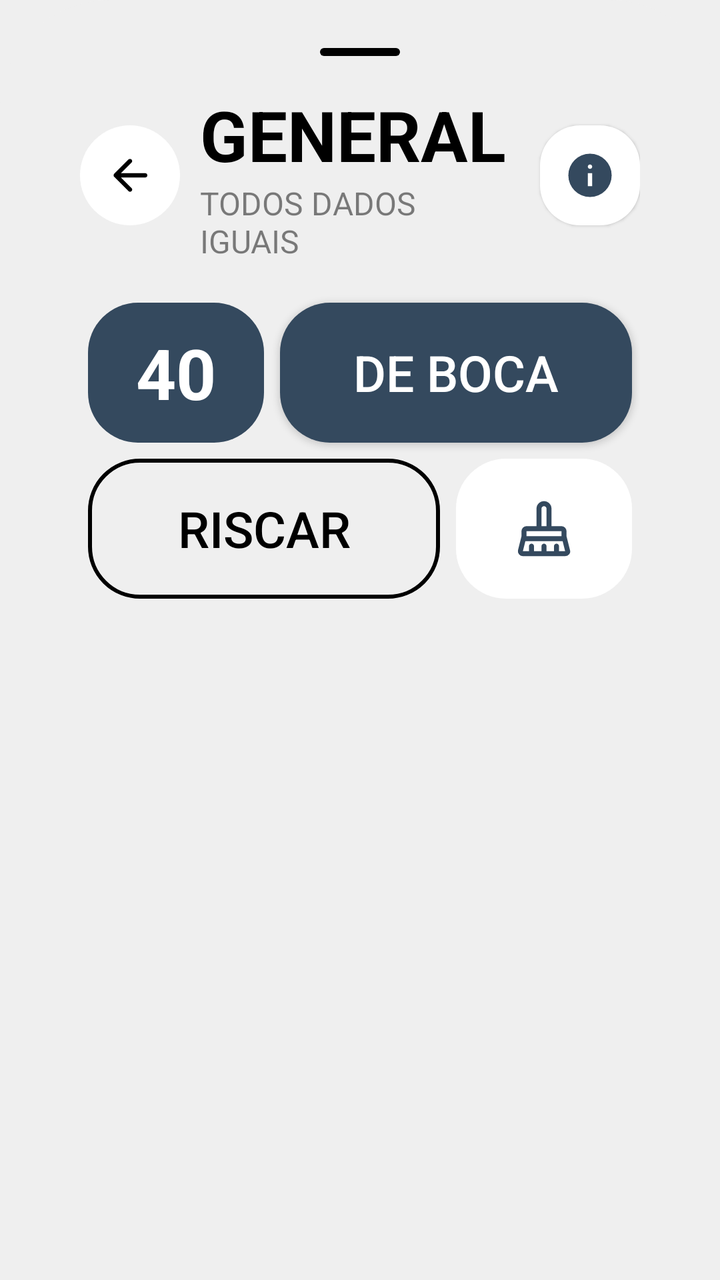
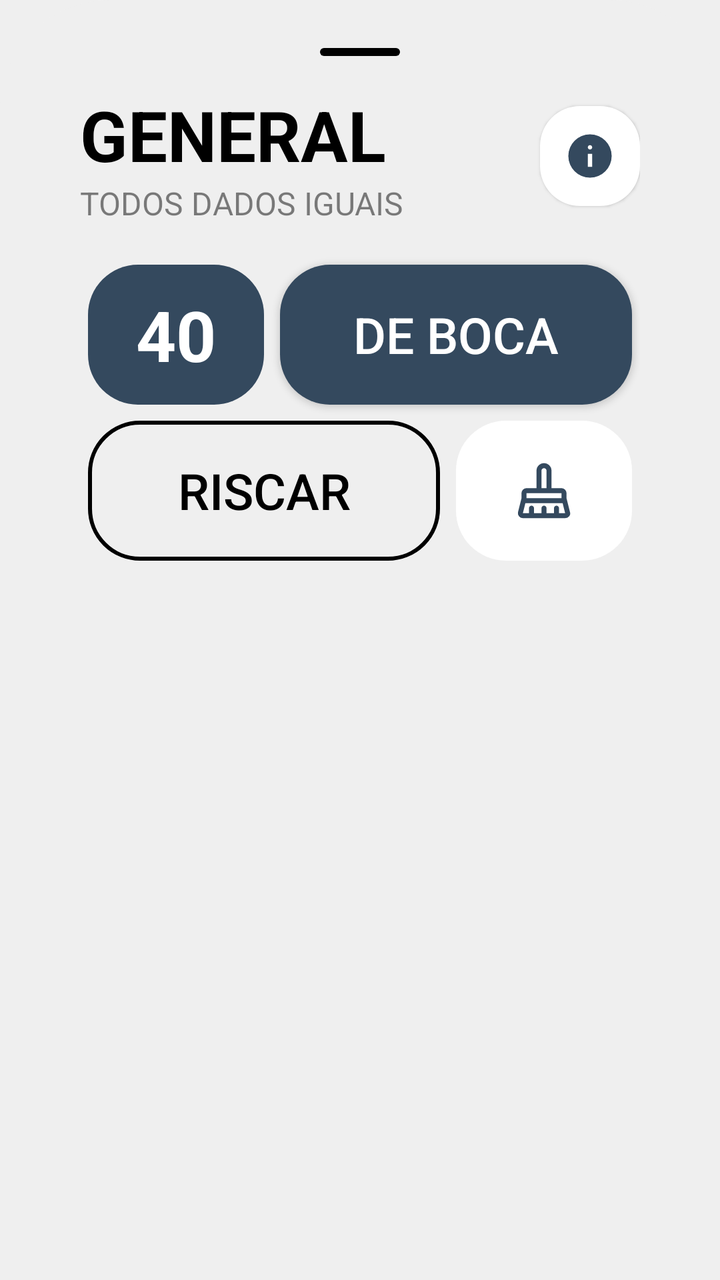

Compare the two renders of this Android layout. The source of the first and the diff that turns it into the second are given below.
<!-- AndroidManifest.xml: application theme Base.Theme.KingOfBozo.Standard -->
<!-- res/layout/box_general.xml -->
<?xml version="1.0" encoding="utf-8"?>
<LinearLayout xmlns:android="http://schemas.android.com/apk/res/android"
    xmlns:app="http://schemas.android.com/apk/res-auto"
    xmlns:tools="http://schemas.android.com/tools"
    android:id="@+id/numbers_points"
    android:layout_width="match_parent"
    android:layout_height="wrap_content"
    android:backgroundTint="?attr/customBackground"
    android:background="@drawable/bottom_sheet_background"
    android:orientation="vertical"
    android:padding="24dp">

    <ImageView
        android:layout_width="40dp"
        android:layout_height="4dp"
        android:layout_gravity="center_horizontal"
        android:layout_marginBottom="16dp"
        app:tint="?attr/textFillColor"
        android:src="@drawable/background_card_dark" />


    <LinearLayout
        android:id="@+id/action_bar"
        android:layout_width="match_parent"
        android:layout_height="wrap_content"
        android:paddingHorizontal="16dp"
        android:gravity="center"
        tools:ignore="MissingConstraints">

        <ImageView
            android:id="@+id/button_cancel"
            android:layout_width="50dp"
            android:layout_height="50dp"
            android:backgroundTint="?attr/cardBackgroundColor"
            android:background="@drawable/background_circle_yellow"
            android:padding="12dp"
            android:layout_marginRight="10dp"
            app:tint="?attr/textFillColor"
            android:src="@drawable/ic_arrow_back"
            tools:ignore="ContentDescription" />

        <LinearLayout
            android:layout_width="wrap_content"
            android:layout_height="wrap_content"
            android:orientation="vertical"
            android:layout_weight="1"
            app:layout_constraintStart_toEndOf="@+id/button_back">



            <TextView
                android:id="@+id/scoring_title"
                android:layout_width="wrap_content"
                android:layout_height="wrap_content"
                android:text="GENERAL"
                android:textColor="?attr/textFillColor"
                android:textSize="35sp"
                android:textStyle="bold" />
            <TextView
                android:layout_width="wrap_content"
                android:layout_height="wrap_content"
                android:text="TODOS DADOS IGUAIS"
                android:alpha="0.5"
                android:textColor="?attr/textFillColor"
                android:textSize="16sp" />

        </LinearLayout>

        <ImageView
            android:id="@+id/button_info"
            android:layout_width="50dp"
            android:layout_height="50dp"
            android:backgroundTint="?attr/cardBackgroundColor"
            android:background="@drawable/background_card_de_boca"
            android:padding="12dp"
            android:layout_marginStart="15dp"
            app:tint="?attr/colorPrimary"
            android:src="@drawable/ic_info"
            android:elevation="1dp"
            tools:ignore="ContentDescription" />

    </LinearLayout>

    <LinearLayout
        android:id="@+id/info_dados"
        android:layout_width="match_parent"
        android:layout_height="wrap_content"
        android:paddingHorizontal="16dp"
        android:paddingTop="16dp"
        android:visibility="gone"
        android:gravity="center_horizontal">

        <ImageView
            android:layout_height="50dp"
            android:layout_width="50dp"
            android:backgroundTint="?attr/cardBackgroundColor"
            android:background="@drawable/background_card_de_boca"
            android:src="@drawable/ic_dice_3"
            app:tint="?attr/colorPrimary"
            android:elevation="2dp"
            android:layout_margin="4dp"/>

        <ImageView
            android:layout_height="50dp"
            android:layout_width="50dp"
            android:backgroundTint="?attr/cardBackgroundColor"
            android:background="@drawable/background_card_de_boca"
            android:src="@drawable/ic_dice_3"
            app:tint="?attr/colorPrimary"
            android:elevation="2dp"
            android:layout_margin="4dp"/>

        <ImageView
            android:layout_height="50dp"
            android:layout_width="50dp"
            android:backgroundTint="?attr/cardBackgroundColor"
            android:background="@drawable/background_card_de_boca"
            android:src="@drawable/ic_dice_3"
            app:tint="?attr/colorPrimary"
            android:elevation="2dp"
            android:layout_margin="4dp"/>

        <ImageView
            android:layout_height="50dp"
            android:layout_width="50dp"
            android:backgroundTint="?attr/cardBackgroundColor"
            android:background="@drawable/background_card_de_boca"
            android:src="@drawable/ic_dice_3"
            app:tint="?attr/colorPrimary"
            android:elevation="2dp"
            android:layout_margin="4dp"/>


        <ImageView
            android:layout_height="50dp"
            android:layout_width="50dp"
            android:backgroundTint="?attr/cardBackgroundColor"
            android:background="@drawable/background_card_de_boca"
            android:src="@drawable/ic_dice_3"
            app:tint="?attr/colorPrimary"
            android:elevation="2dp"
            android:layout_margin="4dp"/>

    </LinearLayout>

    <LinearLayout
        android:layout_width="match_parent"
        android:layout_height="wrap_content"
        android:orientation="vertical"
        android:padding="16dp">

        <GridLayout
            xmlns:android="http://schemas.android.com/apk/res/android"
            xmlns:app="http://schemas.android.com/apk/res-auto"
            android:layout_width="match_parent"
            android:layout_height="wrap_content"
            android:columnCount="3"
            android:rowCount="2">

            <TextView
                android:id="@+id/valor_01"
                android:layout_height="70dp"
                android:layout_width="0dp"
                android:backgroundTint="?attr/colorPrimary"
                android:background="@drawable/background_card_black"
                android:textColor="?attr/customTextBackground"
                android:text="40"
                android:textSize="35dp"
                android:textStyle="bold"
                android:gravity="center"
                android:layout_row="0"
                android:layout_column="0"
                android:layout_columnWeight="1"
                android:layout_gravity="fill"
                android:layout_margin="4dp"/>

            <Button
                android:id="@+id/valor_ganhou_boca"
                android:layout_height="70dp"
                android:layout_width="0dp"
                app:backgroundTint="?attr/colorPrimary"
                android:background="@drawable/background_card_black"
                app:cornerRadius="20dp"
                android:text="DE BOCA"
                android:textSize="25dp"
                android:textColor="?attr/customTextBackground"
                app:icon="@drawable/ic_de_boca"
                app:iconSize="25dp"
                app:iconTint="?attr/customTextBackground"
                android:gravity="center"
                android:layout_row="0"
                android:layout_column="1"
                android:layout_columnSpan="2"
                android:layout_columnWeight="1"
                android:layout_gravity="fill"
                android:layout_margin="4dp" />



            <ImageView
                android:id="@+id/btn_nulo"
                android:layout_height="70dp"
                android:layout_width="0dp"
                android:backgroundTint="?attr/cardBackgroundColor"
                android:background="@drawable/background_card_black"
                android:src="@drawable/ic_clear"
                app:tint="?attr/colorPrimary"
                android:layout_row="1"
                android:layout_column="2"
                android:layout_columnWeight="1"
                android:layout_gravity="fill"
                android:padding="20dp"
                android:layout_margin="4dp"/>

            <Button
                android:id="@+id/btn_riscar"
                android:layout_height="70dp"
                android:layout_width="0dp"
                app:backgroundTint="?attr/textFillColor"
                android:background="@drawable/background_score_option_riscar"
                app:cornerRadius="20dp"
                android:text="RISCAR"
                android:textSize="25dp"
                android:textColor="?attr/textFillColor"
                app:icon="@drawable/ic_riscar"
                app:iconSize="25dp"
                app:iconTint="?attr/textFillColor"
                android:gravity="center"
                android:layout_row="1"
                android:layout_column="0"
                android:layout_columnSpan="2"
                android:layout_columnWeight="2"
                android:layout_gravity="fill"
                android:layout_margin="4dp" />


        </GridLayout>

    </LinearLayout>


</LinearLayout>
<!-- resources referenced by this layout -->
<resources>
  <!-- drawable background_card_black (drawable) -->
  <shape xmlns:android="http://schemas.android.com/apk/res/android"
      android:shape="rectangle">
      <solid android:color="@color/fundo_light" />
      <corners android:radius="25dp" />
  </shape>
  <!-- drawable background_card_dark (drawable) -->
  <shape xmlns:android="http://schemas.android.com/apk/res/android"
      android:shape="rectangle">
      <solid android:color="@color/fundo_light" />
      <corners android:radius="100dp" />
  </shape>
  <!-- drawable background_card_de_boca (drawable) -->
  <shape xmlns:android="http://schemas.android.com/apk/res/android"
      android:shape="rectangle">
      <solid android:color="@color/fundo_light" />
      <corners android:radius="20dp" />
  </shape>
  <!-- drawable background_circle_yellow (drawable) -->
  <?xml version="1.0" encoding="utf-8"?>
  <shape xmlns:android="http://schemas.android.com/apk/res/android"
      android:shape="oval">
      <solid android:color="@color/fundo_light" />
  </shape>
  <!-- drawable background_score_option_riscar (drawable) -->
  <shape xmlns:android="http://schemas.android.com/apk/res/android"
      android:shape="rectangle">
      <corners android:radius="25dp" />
      <stroke android:width="2dp" android:color="@color/fundo_light" />
      <solid android:color="@android:color/transparent" />
  </shape>
  <!-- drawable bottom_sheet_background (drawable) -->
  <?xml version="1.0" encoding="utf-8"?>
  <shape xmlns:android="http://schemas.android.com/apk/res/android"
      android:shape="rectangle">
      <solid android:color="@color/fundo_light"/>
      <corners android:topLeftRadius="55dp" android:topRightRadius="55dp"/>
  </shape>
  <!-- drawable ic_arrow_back (drawable) -->
  <vector xmlns:android="http://schemas.android.com/apk/res/android"
      android:width="24dp"
      android:height="24dp"
      android:viewportWidth="960"
      android:viewportHeight="960"
      android:tint="@color/fundo_light"
      android:autoMirrored="true">
    <path
        android:fillColor="@android:color/white"
        android:pathData="M313,520L509,716Q521,728 520.5,744Q520,760 508,772Q496,783 480,783.5Q464,784 452,772L188,508Q182,502 179.5,495Q177,488 177,480Q177,472 179.5,465Q182,458 188,452L452,188Q463,177 479.5,177Q496,177 508,188Q520,200 520,216.5Q520,233 508,245L313,440L760,440Q777,440 788.5,451.5Q800,463 800,480Q800,497 788.5,508.5Q777,520 760,520L313,520Z"/>
  </vector>
  <!-- drawable ic_de_boca (drawable) -->
  <vector xmlns:android="http://schemas.android.com/apk/res/android"
      android:width="24dp"
      android:height="24dp"
      android:viewportWidth="960"
      android:viewportHeight="960"
      android:tint="?attr/colorControlNormal">
    <path
        android:fillColor="@android:color/white"
        android:pathData="M320,880L360,600L160,600L520,80L600,80L560,400L800,400L400,880L320,880Z"/>
  </vector>
  <!-- drawable ic_dice_3 (drawable) -->
  <vector xmlns:android="http://schemas.android.com/apk/res/android"
      android:width="24dp"
      android:height="24dp"
      android:viewportWidth="24"
      android:viewportHeight="24">
      <path
          android:fillColor="@color/fundo_light"
          android:pathData="M7.5,7.5m-1.5,0a1.5,1.5 0,1 1,3 0a1.5,1.5 0,1 1,-3 0"/>
      <path
          android:fillColor="@color/fundo_light"
          android:pathData="M12,12m-1.5,0a1.5,1.5 0,1 1,3 0a1.5,1.5 0,1 1,-3 0"/>
      <path
          android:fillColor="@color/fundo_light"
          android:pathData="M16.5,16.5m-1.5,0a1.5,1.5 0,1 1,3 0a1.5,1.5 0,1 1,-3 0"/>
  </vector>
  <color name="fundo_light">#EFEFEF</color>
  <color name="padrao">#34495e</color>
  <color name="text_dark">#000000</color>
  <color name="text_light">#FFFFFF</color>
  <color name="icon_dark">#000000</color>
  <color name="icon_light">#FFFFFF</color>
  <color name="card_light">#FFFFFF</color>
  <color name="card_dark">#313131</color>
  <!-- unchanged entries left out for length: 5 -->
</resources>

<!-- the commit's change to res/layout/box_general.xml (unified diff, before → after) -->
@@ -27,17 +27,17 @@
         android:gravity="center"
         tools:ignore="MissingConstraints">
 
-        <ImageView
-            android:id="@+id/button_cancel"
-            android:layout_width="50dp"
-            android:layout_height="50dp"
-            android:backgroundTint="?attr/cardBackgroundColor"
-            android:background="@drawable/background_circle_yellow"
-            android:padding="12dp"
-            android:layout_marginRight="10dp"
-            app:tint="?attr/textFillColor"
-            android:src="@drawable/ic_arrow_back"
-            tools:ignore="ContentDescription" />
+
+
+
+
+
+
+
+
+
+
+
 
         <LinearLayout
             android:layout_width="wrap_content"
<!-- resource entries referenced after the edit -->
@@ -18,12 +18,6 @@
       <solid android:color="@color/fundo_light" />
       <corners android:radius="20dp" />
   </shape>
-  <!-- drawable background_circle_yellow (drawable) -->
-  <?xml version="1.0" encoding="utf-8"?>
-  <shape xmlns:android="http://schemas.android.com/apk/res/android"
-      android:shape="oval">
-      <solid android:color="@color/fundo_light" />
-  </shape>
   <!-- drawable background_score_option_riscar (drawable) -->
   <shape xmlns:android="http://schemas.android.com/apk/res/android"
       android:shape="rectangle">
@@ -38,18 +32,6 @@
       <solid android:color="@color/fundo_light"/>
       <corners android:topLeftRadius="55dp" android:topRightRadius="55dp"/>
   </shape>
-  <!-- drawable ic_arrow_back (drawable) -->
-  <vector xmlns:android="http://schemas.android.com/apk/res/android"
-      android:width="24dp"
-      android:height="24dp"
-      android:viewportWidth="960"
-      android:viewportHeight="960"
-      android:tint="@color/fundo_light"
-      android:autoMirrored="true">
-    <path
-        android:fillColor="@android:color/white"
-        android:pathData="M313,520L509,716Q521,728 520.5,744Q520,760 508,772Q496,783 480,783.5Q464,784 452,772L188,508Q182,502 179.5,495Q177,488 177,480Q177,472 179.5,465Q182,458 188,452L452,188Q463,177 479.5,177Q496,177 508,188Q520,200 520,216.5Q520,233 508,245L313,440L760,440Q777,440 788.5,451.5Q800,463 800,480Q800,497 788.5,508.5Q777,520 760,520L313,520Z"/>
-  </vector>
   <!-- drawable ic_de_boca (drawable) -->
   <vector xmlns:android="http://schemas.android.com/apk/res/android"
       android:width="24dp"
